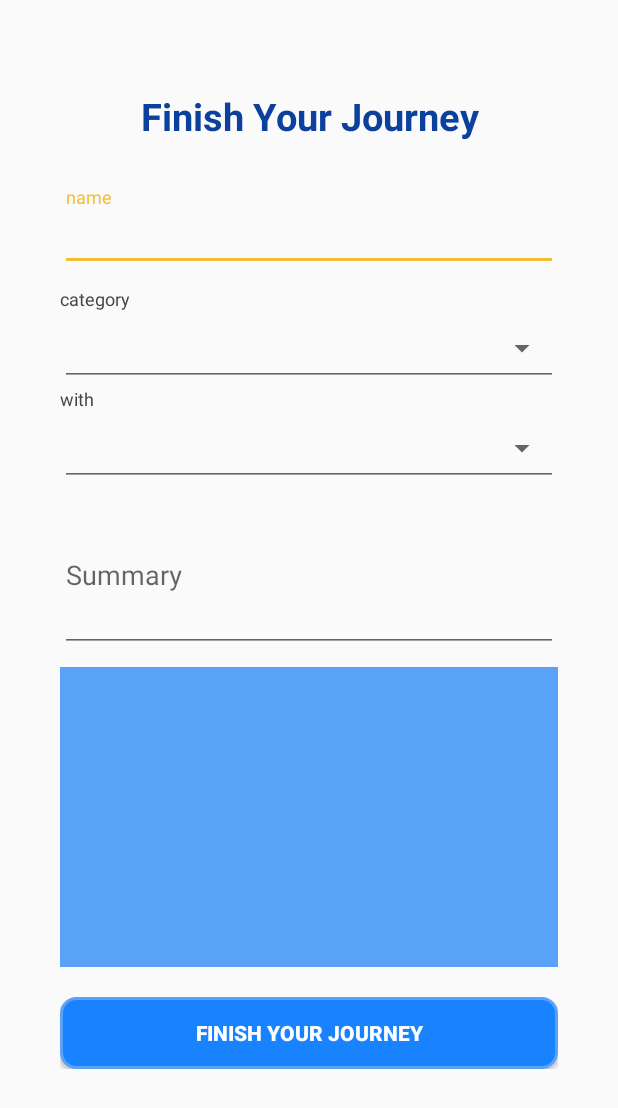
After one commit to Hansel-and-Gretel/crum_android, an Android app: the PostJourneyActivity screen opened directly, with no data from a screen before it, on a phone screen of 412 x 824 dp. The commit adds this screen. Shown: the top 1108 px of the screen. Run offline under Robolectric (Android 15) with nearby library versions, the phone set to English and light mode, and no system bars.

Commit message:
PostJourneyActivity - layout

```diff
--- a/app/src/main/AndroidManifest.xml
+++ b/app/src/main/AndroidManifest.xml
@@ -19,7 +19,8 @@
         android:supportsRtl="true"
         android:theme="@style/AppTheme"
         android:usesCleartextTraffic="true">
-        <activity android:name=".Path.PlaceDetailActivity"></activity>
+        <activity android:name=".Path.PostJourneyActivity"></activity>
+        <activity android:name=".Path.PlaceDetailActivity" />
         <!--
              The API key for Google Maps-based APIs is defined as a string resource.
              (See the file "res/values/google_maps_api.xml").
@@ -30,7 +31,7 @@
         -->
         <activity
             android:name=".Path.MapsActivity"
-            android:label="@string/title_activity_maps"></activity>
+            android:label="@string/title_activity_maps" />
         <activity android:name=".Path.PathListActivity" />
         <activity android:name=".Social.JourneyDetailActivity" />
 
--- /dev/null
+++ b/app/src/main/java/kr/ac/konkuk/cookiehouse/Path/PostJourneyActivity.java
@@ -0,0 +1,18 @@
+package kr.ac.konkuk.cookiehouse.Path;
+
+import androidx.appcompat.app.AppCompatActivity;
+
+import android.os.Bundle;
+
+import kr.ac.konkuk.cookiehouse.R;
+
+public class PostJourneyActivity extends AppCompatActivity {
+
+    @Override
+    protected void onCreate(Bundle savedInstanceState) {
+        super.onCreate(savedInstanceState);
+        setContentView(R.layout.activity_post_journey);
+
+
+    }
+}
--- a/app/src/main/java/kr/ac/konkuk/cookiehouse/Path/RecordJourneyActivity.java
+++ b/app/src/main/java/kr/ac/konkuk/cookiehouse/Path/RecordJourneyActivity.java
@@ -68,7 +68,7 @@ public class RecordJourneyActivity extends AppCompatActivity implements
 
     public static final String TAG = "MyTag";
     private TextView mOutputText;
-    private Button mBtnLocationRequest, mBtnStartService, mBtnStopService, mBtnList, mBtnMap;
+    private Button mBtnLocationRequest, mBtnStartService, mBtnStopService, mBtnList, mBtnMap, mBtnFinish;
     private FusedLocationProviderClient mLocationClient;
     private LocationCallback mLocationCallback;
 
@@ -88,6 +88,7 @@ public class RecordJourneyActivity extends AppCompatActivity implements
         mBtnStopService = findViewById(R.id.stop_btn);
         mBtnList = findViewById(R.id.list_btn);
         mBtnMap = findViewById(R.id.map_btn);
+        mBtnFinish = findViewById(R.id.finishBtn);
 
 
         locationinit();
@@ -155,6 +156,15 @@ public class RecordJourneyActivity extends AppCompatActivity implements
             public void onClick(View v) {
                 Intent intent_map = new Intent(RecordJourneyActivity.this, MapsActivity.class);
                 startActivity(intent_map);
+            }
+        });
+
+        mBtnFinish.setOnClickListener(new View.OnClickListener() {
+            @Override
+            public void onClick(View v) {
+
+                Intent intent = new Intent(RecordJourneyActivity.this, PostJourneyActivity.class);
+                startActivity(intent);
             }
         });
 
--- /dev/null
+++ b/app/src/main/res/layout/activity_post_journey.xml
@@ -0,0 +1,122 @@
+<?xml version="1.0" encoding="utf-8"?>
+<LinearLayout xmlns:android="http://schemas.android.com/apk/res/android"
+    xmlns:tools="http://schemas.android.com/tools"
+    android:layout_width="match_parent"
+    android:layout_height="wrap_content"
+    android:orientation='vertical'>
+    <ScrollView
+        android:layout_width="match_parent"
+        android:layout_height="match_parent">
+
+
+        <LinearLayout
+            android:layout_width="match_parent"
+            android:layout_height="wrap_content"
+            android:orientation="vertical"
+            android:paddingHorizontal="40dp"
+            android:paddingTop="60dp">
+
+            <TextView
+                android:id="@+id/text_new_journey"
+                android:layout_width="match_parent"
+                android:layout_height="wrap_content"
+                android:layout_marginBottom="30dp"
+                android:gravity="center"
+                android:text="Finish Your Journey"
+                android:textColor="@color/colorNavy"
+                android:textSize="25sp"
+                android:textStyle="bold" />
+
+
+
+            <com.google.android.material.textfield.TextInputLayout
+                android:layout_width="match_parent"
+                android:layout_height="wrap_content"
+                android:layout_marginBottom="10dp">
+
+                <EditText
+                    android:id="@+id/input_journey_name"
+                    android:layout_width="match_parent"
+                    android:layout_height="wrap_content"
+                    android:hint="name"/>
+            </com.google.android.material.textfield.TextInputLayout>
+
+            <TextView
+                android:layout_width="match_parent"
+                android:layout_height="wrap_content"
+                android:gravity="start"
+                android:text="category"
+                android:textColor="@color/colorTextNormal"
+                android:textSize="12sp"
+                android:textStyle="normal"
+                android:textAlignment="gravity"/>
+            <Spinner
+                android:id="@+id/input_journey_type"
+                android:layout_width="match_parent"
+                android:layout_height="50dp"
+                android:spinnerMode="dropdown"
+                android:hint="type"
+                style="@style/Widget.AppCompat.Spinner.Underlined"/>
+
+            <TextView
+                android:layout_width="match_parent"
+                android:layout_height="wrap_content"
+                android:gravity="start"
+                android:text="with"
+                android:textColor="@color/colorTextNormal"
+                android:textSize="12sp"
+                android:textStyle="normal"
+                android:textAlignment="gravity"/>
+
+            <Spinner
+                android:id="@+id/input_journey_with"
+                android:layout_width="match_parent"
+                android:layout_height="50dp"
+                android:spinnerMode="dropdown"
+                android:hint="type"
+                style="@style/Widget.AppCompat.Spinner.Underlined" />
+
+
+
+            <com.google.android.material.textfield.TextInputLayout
+                android:layout_width="match_parent"
+                android:layout_height="wrap_content"
+                android:layout_marginBottom="10dp">
+
+                <EditText
+                    android:id="@+id/summanry"
+                    android:layout_width="match_parent"
+                    android:layout_height="100dp"
+                    android:hint="Summary"
+                    android:inputType="textMultiLine" />
+            </com.google.android.material.textfield.TextInputLayout>
+            <ImageView
+                android:id="@+id/journeyImage"
+                android:layout_width="match_parent"
+                android:layout_height="200dp"
+                android:background="@color/colorSkyblue"/>
+
+            <androidx.appcompat.widget.AppCompatButton
+                android:id="@+id/btn_current_journey"
+                android:layout_width="match_parent"
+                android:layout_height="wrap_content"
+                android:layout_marginTop="20dp"
+                android:background="@drawable/blue_rounded_button_vivid"
+                android:padding="8dp"
+                android:text="Finish Your Journey"
+                android:textColor="@color/white"
+                android:textStyle="bold"
+                android:onClick="uploadJourney"/>
+
+
+
+
+        </LinearLayout>
+
+
+    </ScrollView>
+
+
+
+
+</LinearLayout>
--- a/app/src/main/res/layout/activity_record_journey.xml
+++ b/app/src/main/res/layout/activity_record_journey.xml
@@ -71,15 +71,20 @@
             android:background="@drawable/blue_rounded_button_vivid"
             />
 
+        <LinearLayout
+            android:layout_width="match_parent"
+            android:layout_height="wrap_content"
+            android:orientation="horizontal"
+            android:layout_marginTop="10dp">
             <Button
                 android:id="@+id/list_btn"
                 android:layout_width="match_parent"
                 android:layout_height="wrap_content"
                 android:text="List of Places"
                 android:textSize="15dp"
-            android:layout_marginTop="30dp"
                 android:paddingLeft="5dp"
                 android:paddingRight="5dp"
+                android:layout_weight="1"
                 />
 
             <Button
@@ -88,10 +93,27 @@
                 android:layout_height="wrap_content"
                 android:text="ON MAP"
                 android:textSize="15dp"
-            android:layout_marginTop="5dp"
                 android:paddingLeft="5dp"
                 android:paddingRight="5dp"
+                android:layout_weight="1"
                 />
+        </LinearLayout>
+
+
+        <Button
+            android:id="@+id/finishBtn"
+            android:layout_width="match_parent"
+            android:layout_height="wrap_content"
+            android:text="Finish This Journey"
+            android:textSize="15dp"
+            android:layout_marginTop="20dp"
+            android:paddingLeft="5dp"
+            android:paddingRight="5dp"
+            android:textColor="@color/colorSkyblue"
+            android:background="@drawable/blue_rounded_button_empty"
+            />
+
+
 
 
     </LinearLayout>
```
Lines whose indentation alone changed are shown as unchanged.
